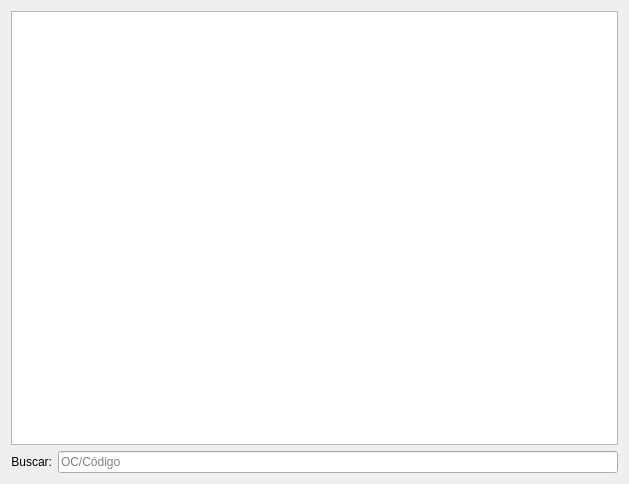
First picture: the form in ui/widgethistoricocompra.ui, repository darktorres/ERP-STACCATO, before the edit.
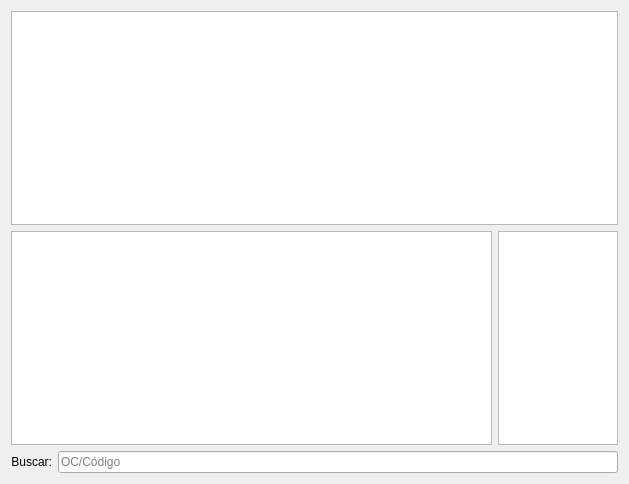
Second picture: the form after the edit. Custom widgets are drawn as their Qt base class.

Diff of the .ui file:
```diff
--- a/ui/widgethistoricocompra.ui
+++ b/ui/widgethistoricocompra.ui
@@ -13,8 +13,56 @@
   <property name="windowTitle">
    <string>Form</string>
   </property>
-  <layout class="QGridLayout" name="gridLayout">
-   <item row="1" column="0">
+  <layout class="QGridLayout" name="gridLayout_2">
+   <item row="1" column="0" colspan="2">
+    <layout class="QGridLayout" name="gridLayout">
+     <item row="0" column="0">
+      <widget class="TableView" name="tableProdutos">
+       <property name="mouseTracking">
+        <bool>true</bool>
+       </property>
+       <property name="editTriggers">
+        <set>QAbstractItemView::NoEditTriggers</set>
+       </property>
+       <property name="alternatingRowColors">
+        <bool>true</bool>
+       </property>
+       <property name="selectionBehavior">
+        <enum>QAbstractItemView::SelectRows</enum>
+       </property>
+      </widget>
+     </item>
+     <item row="0" column="1">
+      <widget class="TableView" name="tableNFe">
+       <property name="sizePolicy">
+        <sizepolicy hsizetype="Fixed" vsizetype="Expanding">
+         <horstretch>0</horstretch>
+         <verstretch>0</verstretch>
+        </sizepolicy>
+       </property>
+       <property name="maximumSize">
+        <size>
+         <width>120</width>
+         <height>16777215</height>
+        </size>
+       </property>
+       <property name="mouseTracking">
+        <bool>true</bool>
+       </property>
+       <property name="editTriggers">
+        <set>QAbstractItemView::NoEditTriggers</set>
+       </property>
+       <property name="alternatingRowColors">
+        <bool>true</bool>
+       </property>
+       <property name="selectionBehavior">
+        <enum>QAbstractItemView::SelectRows</enum>
+       </property>
+      </widget>
+     </item>
+    </layout>
+   </item>
+   <item row="2" column="0">
     <widget class="QLabel" name="label_2">
      <property name="enabled">
       <bool>true</bool>
@@ -27,7 +75,7 @@
      </property>
     </widget>
    </item>
-   <item row="1" column="1">
+   <item row="2" column="1">
     <widget class="QLineEdit" name="lineEditBusca">
      <property name="enabled">
       <bool>true</bool>
@@ -38,7 +86,7 @@
     </widget>
    </item>
    <item row="0" column="0" colspan="2">
-    <widget class="TableView" name="table">
+    <widget class="TableView" name="tablePedidos">
      <property name="mouseTracking">
       <bool>true</bool>
      </property>
@@ -48,6 +96,9 @@
      <property name="alternatingRowColors">
       <bool>true</bool>
      </property>
+     <property name="selectionMode">
+      <enum>QAbstractItemView::SingleSelection</enum>
+     </property>
      <property name="selectionBehavior">
       <enum>QAbstractItemView::SelectRows</enum>
      </property>
```
